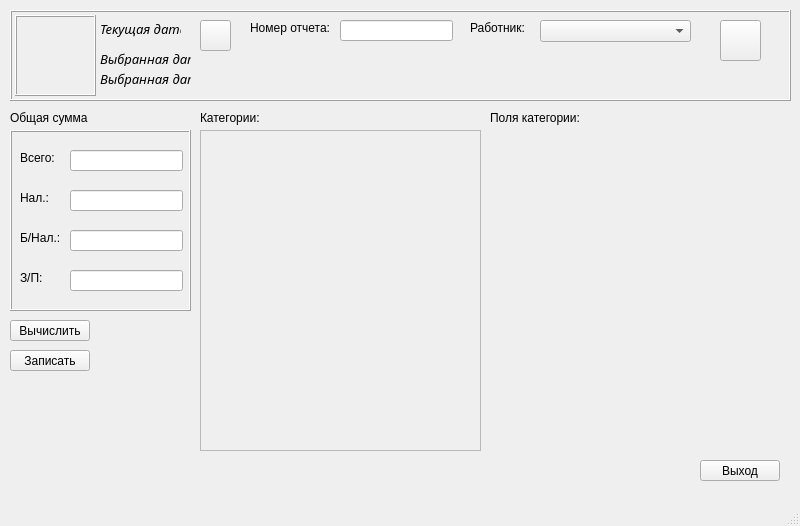
This is mainwindow.ui in yuriybobko/PCReport as Qt 5 draws it before an edit. The edited form follows.
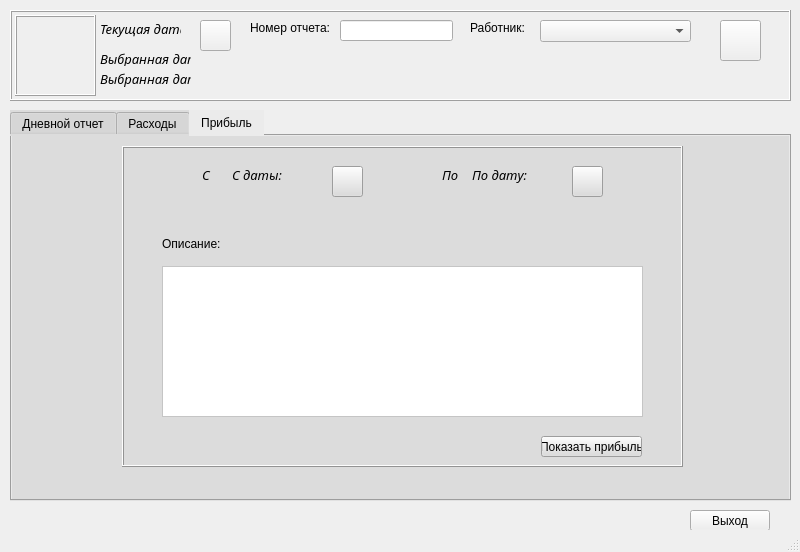
This is the edited form.

```diff
--- a/mainwindow.ui
+++ b/mainwindow.ui
@@ -7,7 +7,7 @@
     <x>0</x>
     <y>0</y>
     <width>800</width>
-    <height>526</height>
+    <height>552</height>
    </rect>
   </property>
   <property name="windowTitle">
@@ -200,11 +200,69 @@
      </property>
     </widget>
    </widget>
+   <widget class="QPushButton" name="BtnExit">
+    <property name="geometry">
+     <rect>
+      <x>690</x>
+      <y>510</y>
+      <width>80</width>
+      <height>21</height>
+     </rect>
+    </property>
+    <property name="text">
+     <string>Выход</string>
+    </property>
+   </widget>
+   <widget class="QTabWidget" name="TabWidgetMain">
+    <property name="geometry">
+     <rect>
+      <x>10</x>
+      <y>110</y>
+      <width>781</width>
+      <height>391</height>
+     </rect>
+    </property>
+    <property name="styleSheet">
+     <string notr="true">QTabBar::tab:selected {background-color: rgb(235, 235, 235)} QWidget {background-color: rgb(220, 220, 220)} QLineEdit, QTextEdit, QComboBox {background-color: white} </string>
+    </property>
+    <property name="currentIndex">
+     <number>2</number>
+    </property>
+    <widget class="QWidget" name="TabDailyReport">
+     <attribute name="title">
+      <string>Дневной отчет</string>
+     </attribute>
+     <widget class="QPushButton" name="BtnFillFrameTotalSum">
+      <property name="geometry">
+       <rect>
+        <x>10</x>
+        <y>220</y>
+        <width>80</width>
+        <height>21</height>
+       </rect>
+      </property>
+      <property name="text">
+       <string>Вычислить</string>
+      </property>
+     </widget>
+     <widget class="QLabel" name="LblBtnCategory">
+      <property name="geometry">
+       <rect>
+        <x>200</x>
+        <y>10</y>
+        <width>101</width>
+        <height>16</height>
+       </rect>
+      </property>
+      <property name="text">
+       <string>Категории:</string>
+      </property>
+     </widget>
    <widget class="QFrame" name="FrameTotalSum">
     <property name="geometry">
      <rect>
       <x>10</x>
-      <y>130</y>
+        <y>30</y>
       <width>181</width>
       <height>181</height>
      </rect>
@@ -312,7 +370,7 @@
     <property name="geometry">
      <rect>
       <x>200</x>
-      <y>130</y>
+        <y>30</y>
       <width>281</width>
       <height>321</height>
      </rect>
@@ -331,50 +389,11 @@
      </property>
     </widget>
    </widget>
-   <widget class="QLabel" name="LblBtnCategory">
+     <widget class="QPushButton" name="BtnWriteRegisterToDataBase">
     <property name="geometry">
      <rect>
-      <x>200</x>
-      <y>110</y>
-      <width>101</width>
-      <height>16</height>
-     </rect>
-    </property>
-    <property name="text">
-     <string>Категории:</string>
-    </property>
-   </widget>
-   <widget class="QLabel" name="LblDescr">
-    <property name="geometry">
-     <rect>
       <x>10</x>
-      <y>110</y>
-      <width>161</width>
-      <height>16</height>
-     </rect>
-    </property>
-    <property name="text">
-     <string>Общая сумма</string>
-    </property>
-   </widget>
-   <widget class="QPushButton" name="BtnExit">
-    <property name="geometry">
-     <rect>
-      <x>700</x>
-      <y>460</y>
-      <width>80</width>
-      <height>21</height>
-     </rect>
-    </property>
-    <property name="text">
-     <string>Выход</string>
-    </property>
-   </widget>
-   <widget class="QPushButton" name="BtnWriteToDataBase">
-    <property name="geometry">
-     <rect>
-      <x>10</x>
-      <y>350</y>
+        <y>250</y>
       <width>80</width>
       <height>21</height>
      </rect>
@@ -387,7 +406,7 @@
     <property name="geometry">
      <rect>
       <x>490</x>
-      <y>110</y>
+        <y>10</y>
       <width>101</width>
       <height>16</height>
      </rect>
@@ -396,18 +415,285 @@
      <string>Поля категории:</string>
     </property>
    </widget>
-   <widget class="QPushButton" name="BtnFillFrameTotalSum">
+     <widget class="QLabel" name="LblDescr">
     <property name="geometry">
      <rect>
       <x>10</x>
-      <y>320</y>
+        <y>10</y>
+        <width>161</width>
+        <height>16</height>
+       </rect>
+      </property>
+      <property name="text">
+       <string>Общая сумма</string>
+      </property>
+     </widget>
+    </widget>
+    <widget class="QWidget" name="TabCosts">
+     <attribute name="title">
+      <string>Расходы</string>
+     </attribute>
+     <widget class="QFrame" name="FrameCosts">
+      <property name="geometry">
+       <rect>
+        <x>110</x>
+        <y>10</y>
+        <width>561</width>
+        <height>321</height>
+       </rect>
+      </property>
+      <property name="frameShape">
+       <enum>QFrame::Box</enum>
+      </property>
+      <property name="frameShadow">
+       <enum>QFrame::Raised</enum>
+      </property>
+      <widget class="QLabel" name="LblCostsTotalSum">
+       <property name="geometry">
+        <rect>
+         <x>40</x>
+         <y>10</y>
+         <width>41</width>
+         <height>16</height>
+        </rect>
+       </property>
+       <property name="text">
+        <string>Сумма:</string>
+       </property>
+      </widget>
+      <widget class="QLineEdit" name="EditCostsTotalSum">
+       <property name="geometry">
+        <rect>
+         <x>130</x>
+         <y>10</y>
+         <width>113</width>
+         <height>21</height>
+        </rect>
+       </property>
+      </widget>
+      <widget class="QComboBox" name="CmbBoxCash">
+       <property name="geometry">
+        <rect>
+         <x>130</x>
+         <y>40</y>
+         <width>111</width>
+         <height>22</height>
+        </rect>
+       </property>
+      </widget>
+      <widget class="QTextEdit" name="TextEditCostsDescr">
+       <property name="geometry">
+        <rect>
+         <x>40</x>
+         <y>120</y>
+         <width>481</width>
+         <height>151</height>
+        </rect>
+       </property>
+      </widget>
+      <widget class="QLabel" name="LblCostsDescr">
+       <property name="geometry">
+        <rect>
+         <x>40</x>
+         <y>90</y>
+         <width>61</width>
+         <height>16</height>
+        </rect>
+       </property>
+       <property name="text">
+        <string>Описание:</string>
+       </property>
+      </widget>
+      <widget class="QPushButton" name="BtnWriteCostsToDataBase">
+       <property name="geometry">
+        <rect>
+         <x>440</x>
+         <y>290</y>
       <width>80</width>
       <height>21</height>
      </rect>
     </property>
     <property name="text">
-     <string>Вычислить</string>
-    </property>
+        <string>Записать</string>
+       </property>
+      </widget>
+     </widget>
+    </widget>
+    <widget class="QWidget" name="TabProfit">
+     <attribute name="title">
+      <string>Прибыль</string>
+     </attribute>
+     <widget class="QFrame" name="FrameProfit">
+      <property name="geometry">
+       <rect>
+        <x>110</x>
+        <y>10</y>
+        <width>561</width>
+        <height>321</height>
+       </rect>
+      </property>
+      <property name="frameShape">
+       <enum>QFrame::Box</enum>
+      </property>
+      <property name="frameShadow">
+       <enum>QFrame::Raised</enum>
+      </property>
+      <widget class="QTextEdit" name="TextEditProfit">
+       <property name="geometry">
+        <rect>
+         <x>40</x>
+         <y>120</y>
+         <width>481</width>
+         <height>151</height>
+        </rect>
+       </property>
+      </widget>
+      <widget class="QLabel" name="LblProfit">
+       <property name="geometry">
+        <rect>
+         <x>40</x>
+         <y>90</y>
+         <width>61</width>
+         <height>16</height>
+        </rect>
+       </property>
+       <property name="text">
+        <string>Описание:</string>
+       </property>
+      </widget>
+      <widget class="QPushButton" name="BtnShowProfit">
+       <property name="geometry">
+        <rect>
+         <x>419</x>
+         <y>290</y>
+         <width>101</width>
+         <height>21</height>
+        </rect>
+       </property>
+       <property name="text">
+        <string>Показать прибыль</string>
+       </property>
+      </widget>
+      <widget class="QLabel" name="LblFromDate">
+       <property name="geometry">
+        <rect>
+         <x>110</x>
+         <y>20</y>
+         <width>81</width>
+         <height>31</height>
+        </rect>
+       </property>
+       <property name="font">
+        <font>
+         <family>Monotype Corsiva</family>
+         <pointsize>10</pointsize>
+         <italic>true</italic>
+        </font>
+       </property>
+       <property name="text">
+        <string>С даты:</string>
+       </property>
+       <property name="alignment">
+        <set>Qt::AlignLeading|Qt::AlignLeft|Qt::AlignTop</set>
+       </property>
+      </widget>
+      <widget class="QPushButton" name="BtnCalendarFrom">
+       <property name="geometry">
+        <rect>
+         <x>210</x>
+         <y>20</y>
+         <width>31</width>
+         <height>31</height>
+        </rect>
+       </property>
+       <property name="text">
+        <string/>
+       </property>
+      </widget>
+      <widget class="QLabel" name="LblFrom">
+       <property name="geometry">
+        <rect>
+         <x>80</x>
+         <y>20</y>
+         <width>21</width>
+         <height>21</height>
+        </rect>
+       </property>
+       <property name="font">
+        <font>
+         <family>Monotype Corsiva</family>
+         <pointsize>10</pointsize>
+         <italic>true</italic>
+        </font>
+       </property>
+       <property name="text">
+        <string>С</string>
+       </property>
+       <property name="alignment">
+        <set>Qt::AlignLeading|Qt::AlignLeft|Qt::AlignTop</set>
+       </property>
+      </widget>
+      <widget class="QLabel" name="LblToDate">
+       <property name="geometry">
+        <rect>
+         <x>350</x>
+         <y>20</y>
+         <width>81</width>
+         <height>31</height>
+        </rect>
+       </property>
+       <property name="font">
+        <font>
+         <family>Monotype Corsiva</family>
+         <pointsize>10</pointsize>
+         <italic>true</italic>
+        </font>
+       </property>
+       <property name="text">
+        <string>По дату:</string>
+       </property>
+       <property name="alignment">
+        <set>Qt::AlignLeading|Qt::AlignLeft|Qt::AlignTop</set>
+       </property>
+      </widget>
+      <widget class="QLabel" name="LblTo">
+       <property name="geometry">
+        <rect>
+         <x>320</x>
+         <y>20</y>
+         <width>16</width>
+         <height>21</height>
+        </rect>
+       </property>
+       <property name="font">
+        <font>
+         <family>Monotype Corsiva</family>
+         <pointsize>10</pointsize>
+         <italic>true</italic>
+        </font>
+       </property>
+       <property name="text">
+        <string>По</string>
+       </property>
+       <property name="alignment">
+        <set>Qt::AlignLeading|Qt::AlignLeft|Qt::AlignTop</set>
+       </property>
+      </widget>
+      <widget class="QPushButton" name="BtnCalendarTo">
+       <property name="geometry">
+        <rect>
+         <x>450</x>
+         <y>20</y>
+         <width>31</width>
+         <height>31</height>
+        </rect>
+       </property>
+       <property name="text">
+        <string/>
+       </property>
+      </widget>
+     </widget>
+    </widget>
    </widget>
   </widget>
   <widget class="QStatusBar" name="statusbar"/>
```
Lines whose indentation alone changed are shown as unchanged.
